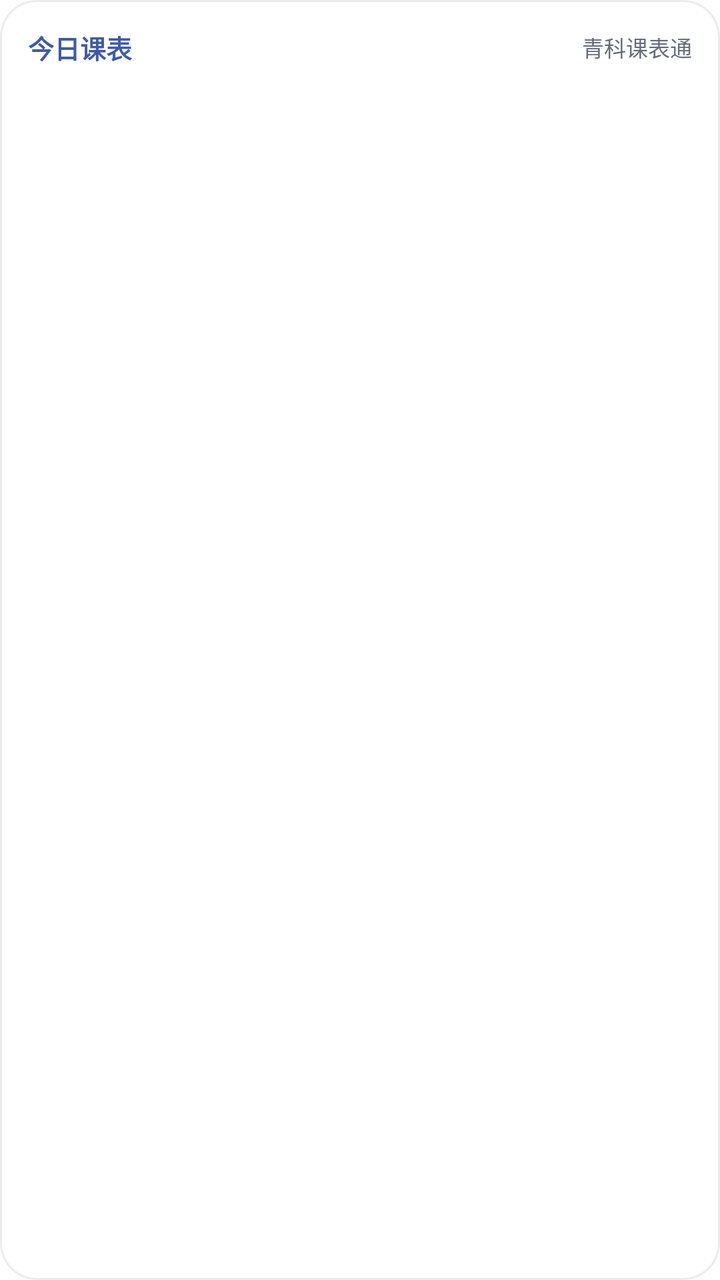
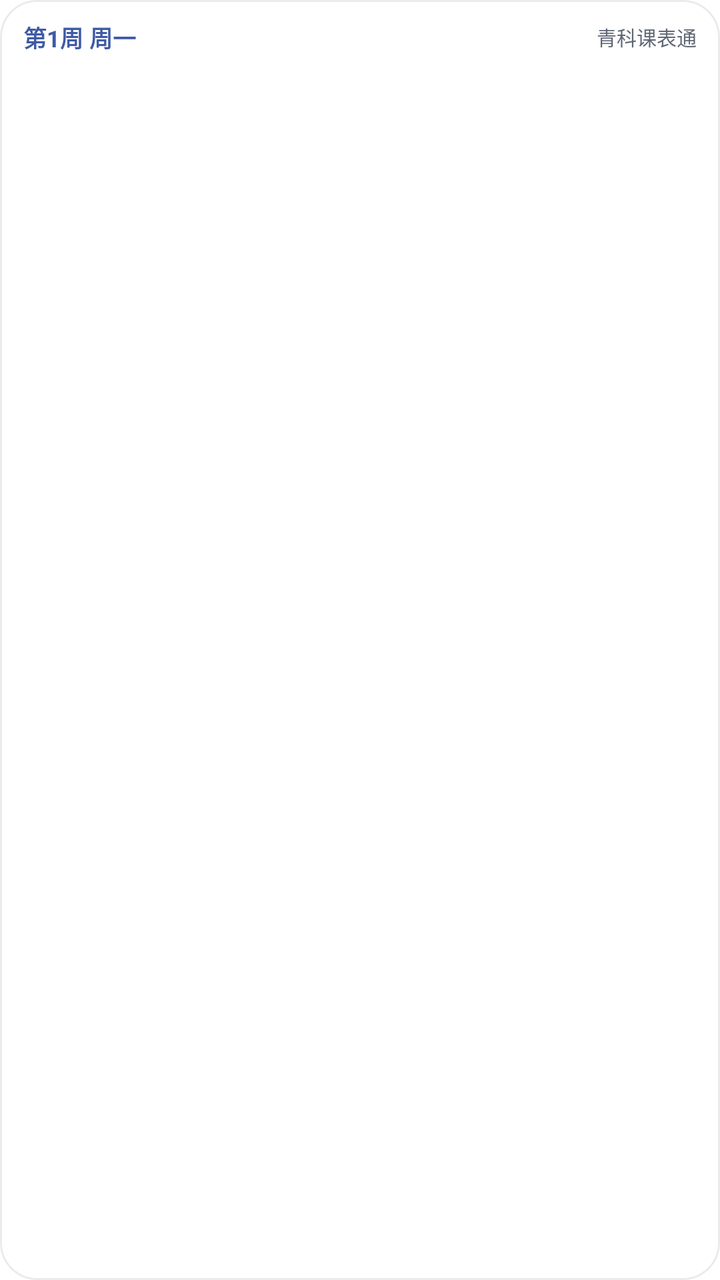

The first picture is an Android layout as it rendered before a commit; the second is the same layout after the commit. The layout source and the unified diff follow.
<!-- AndroidManifest.xml: fallback theme Theme.MaterialComponents.DayNight.NoActionBar -->
<!-- res/layout/widget_today.xml -->
<?xml version="1.0" encoding="utf-8"?>
<FrameLayout xmlns:android="http://schemas.android.com/apk/res/android"
    android:id="@+id/widget_today_root"
    android:layout_width="match_parent"
    android:layout_height="match_parent">

    <ImageView
        android:id="@+id/widget_today_bg"
        android:layout_width="match_parent"
        android:layout_height="match_parent"
        android:contentDescription="@string/widget_today_label"
        android:scaleType="fitXY"
        android:src="@drawable/widget_preview_card" />

    <LinearLayout
        android:id="@+id/widget_today_content"
        android:layout_width="match_parent"
        android:layout_height="match_parent"
        android:orientation="vertical"
        android:padding="14dp">

        <LinearLayout
            android:id="@+id/widget_today_header"
            android:layout_width="match_parent"
            android:layout_height="wrap_content"
            android:gravity="center_vertical"
            android:orientation="horizontal"
            android:paddingBottom="6dp">

            <TextView
                android:id="@+id/widget_today_title"
                android:layout_width="0dp"
                android:layout_height="wrap_content"
                android:layout_weight="1"
                android:ellipsize="end"
                android:maxLines="1"
                android:text="今日课表"
                android:textColor="#FF3F5AA6"
                android:textSize="13sp"
                android:textStyle="bold" />

            <TextView
                android:id="@+id/widget_today_subtitle"
                android:layout_width="wrap_content"
                android:layout_height="wrap_content"
                android:ellipsize="end"
                android:maxLines="1"
                android:text="青科课表通"
                android:textColor="#FF646C7A"
                android:textSize="11sp" />
        </LinearLayout>

        <ListView
            android:id="@+id/widget_today_list"
            android:layout_width="match_parent"
            android:layout_height="0dp"
            android:layout_weight="1"
            android:divider="@null"
            android:dividerHeight="0dp"
            android:scrollbars="none" />

        <LinearLayout
            android:id="@+id/widget_today_empty_box"
            android:layout_width="match_parent"
            android:layout_height="0dp"
            android:layout_weight="1"
            android:gravity="center_vertical"
            android:orientation="vertical"
            android:visibility="gone">

            <TextView
                android:id="@+id/widget_today_empty_badge"
                android:layout_width="wrap_content"
                android:layout_height="wrap_content"
                android:paddingBottom="4dp"
                android:textColor="#FFE65100"
                android:textSize="11sp"
                android:textStyle="bold"
                android:visibility="gone" />

            <TextView
                android:id="@+id/widget_today_empty_title"
                android:layout_width="match_parent"
                android:layout_height="wrap_content"
                android:ellipsize="end"
                android:maxLines="2"
                android:textColor="#FF1A1D24"
                android:textSize="14sp"
                android:textStyle="bold" />

            <TextView
                android:id="@+id/widget_today_empty_meta"
                android:layout_width="match_parent"
                android:layout_height="wrap_content"
                android:paddingTop="3dp"
                android:ellipsize="end"
                android:maxLines="1"
                android:textColor="#FF646C7A"
                android:textSize="11sp"
                android:visibility="gone" />
        </LinearLayout>
    </LinearLayout>
</FrameLayout>
<!-- resources referenced by this layout -->
<resources>
  <!-- drawable widget_preview_card (drawable) -->
  <?xml version="1.0" encoding="utf-8"?>
  <shape xmlns:android="http://schemas.android.com/apk/res/android"
      android:shape="rectangle">
      <solid android:color="#FFFFFFFF" />
      <corners android:radius="18dp" />
      <stroke
          android:width="1dp"
          android:color="#14000000" />
  </shape>
  <string name="widget_today_label">今日课表</string>
</resources>

<!-- the commit's change to res/layout/widget_today.xml (unified diff, before → after) -->
@@ -17,7 +17,10 @@
         android:layout_width="match_parent"
         android:layout_height="match_parent"
         android:orientation="vertical"
-        android:padding="14dp">
+        android:paddingStart="11.5dp"
+        android:paddingTop="10dp"
+        android:paddingEnd="11.5dp"
+        android:paddingBottom="1dp">
 
         <LinearLayout
             android:id="@+id/widget_today_header"
@@ -25,7 +28,23 @@
             android:layout_height="wrap_content"
             android:gravity="center_vertical"
             android:orientation="horizontal"
-            android:paddingBottom="6dp">
+            android:paddingBottom="5dp">
+
+            <TextView
+                android:id="@+id/widget_today_header_badge"
+                android:layout_width="wrap_content"
+                android:layout_height="wrap_content"
+                android:layout_marginEnd="5dp"
+                android:background="@drawable/widget_pill_bg"
+                android:includeFontPadding="false"
+                android:maxLines="1"
+                android:paddingStart="5dp"
+                android:paddingTop="1.5dp"
+                android:paddingEnd="5dp"
+                android:paddingBottom="1.5dp"
+                android:textSize="9dp"
+                android:textStyle="bold"
+                android:visibility="gone" />
 
             <TextView
                 android:id="@+id/widget_today_title"
@@ -33,21 +52,47 @@
                 android:layout_height="wrap_content"
                 android:layout_weight="1"
                 android:ellipsize="end"
+                android:includeFontPadding="false"
                 android:maxLines="1"
-                android:text="今日课表"
+                android:text="第1周 周一"
                 android:textColor="#FF3F5AA6"
-                android:textSize="13sp"
+                android:textSize="11.5dp"
                 android:textStyle="bold" />
 
             <TextView
                 android:id="@+id/widget_today_subtitle"
                 android:layout_width="wrap_content"
                 android:layout_height="wrap_content"
+                android:layout_marginStart="6dp"
                 android:ellipsize="end"
+                android:includeFontPadding="false"
                 android:maxLines="1"
                 android:text="青科课表通"
-                android:textColor="#FF646C7A"
-                android:textSize="11sp" />
+                android:textColor="#FF5F6775"
+                android:textSize="10dp" />
+        </LinearLayout>
+
+        <LinearLayout
+            android:id="@+id/widget_today_compact_cue_box"
+            android:layout_width="match_parent"
+            android:layout_height="wrap_content"
+            android:orientation="horizontal"
+            android:paddingBottom="3dp"
+            android:visibility="gone">
+
+            <TextView
+                android:id="@+id/widget_today_compact_cue"
+                android:layout_width="wrap_content"
+                android:layout_height="wrap_content"
+                android:background="@drawable/widget_pill_bg"
+                android:includeFontPadding="false"
+                android:maxLines="1"
+                android:paddingStart="5dp"
+                android:paddingTop="1dp"
+                android:paddingEnd="5dp"
+                android:paddingBottom="1dp"
+                android:textSize="8.5dp"
+                android:textStyle="bold" />
         </LinearLayout>
 
         <ListView
@@ -64,40 +109,69 @@
             android:layout_width="match_parent"
             android:layout_height="0dp"
             android:layout_weight="1"
+            android:gravity="center"
+            android:orientation="vertical"
+            android:visibility="gone">
+
+            <TextView
+                android:id="@+id/widget_today_empty_text"
+                android:layout_width="match_parent"
+                android:layout_height="wrap_content"
+                android:ellipsize="end"
+                android:gravity="center"
+                android:maxLines="3"
+                android:textColor="#FF5F6775"
+                android:textSize="11.5dp" />
+        </LinearLayout>
+
+        <LinearLayout
+            android:id="@+id/widget_today_exam_box"
+            android:layout_width="match_parent"
+            android:layout_height="0dp"
+            android:layout_weight="1"
             android:gravity="center_vertical"
             android:orientation="vertical"
             android:visibility="gone">
 
-            <TextView
-                android:id="@+id/widget_today_empty_badge"
-                android:layout_width="wrap_content"
-                android:layout_height="wrap_content"
-                android:paddingBottom="4dp"
-                android:textColor="#FFE65100"
-                android:textSize="11sp"
-                android:textStyle="bold"
-                android:visibility="gone" />
-
-            <TextView
-                android:id="@+id/widget_today_empty_title"
+            <LinearLayout
+                android:id="@+id/widget_today_exam_card"
                 android:layout_width="match_parent"
                 android:layout_height="wrap_content"
-                android:ellipsize="end"
-                android:maxLines="2"
-                android:textColor="#FF1A1D24"
-                android:textSize="14sp"
-                android:textStyle="bold" />
+                android:background="@drawable/widget_exam_card_bg"
+                android:orientation="vertical"
+                android:padding="10dp">
 
-            <TextView
-                android:id="@+id/widget_today_empty_meta"
-                android:layout_width="match_parent"
-                android:layout_height="wrap_content"
-                android:paddingTop="3dp"
-                android:ellipsize="end"
-                android:maxLines="1"
-                android:textColor="#FF646C7A"
-                android:textSize="11sp"
-                android:visibility="gone" />
+                <TextView
+                    android:id="@+id/widget_today_exam_badge"
+                    android:layout_width="wrap_content"
+                    android:layout_height="wrap_content"
+                    android:ellipsize="end"
+                    android:maxLines="1"
+                    android:textColor="#FFE65100"
+                    android:textSize="9.5dp"
+                    android:textStyle="bold" />
+
+                <TextView
+                    android:id="@+id/widget_today_exam_title"
+                    android:layout_width="match_parent"
+                    android:layout_height="wrap_content"
+                    android:layout_marginTop="3dp"
+                    android:ellipsize="end"
+                    android:maxLines="2"
+                    android:textColor="#FF1A1D24"
+                    android:textSize="12.5dp"
+                    android:textStyle="bold" />
+
+                <TextView
+                    android:id="@+id/widget_today_exam_meta"
+                    android:layout_width="match_parent"
+                    android:layout_height="wrap_content"
+                    android:layout_marginTop="3dp"
+                    android:ellipsize="end"
+                    android:maxLines="2"
+                    android:textColor="#FF5F6775"
+                    android:textSize="10dp" />
+            </LinearLayout>
         </LinearLayout>
     </LinearLayout>
 </FrameLayout>
<!-- resource entries referenced after the edit -->
@@ -1,5 +1,19 @@
 <!-- resources referenced by this layout -->
 <resources>
+  <!-- drawable widget_exam_card_bg (drawable) -->
+  <?xml version="1.0" encoding="utf-8"?>
+  <shape xmlns:android="http://schemas.android.com/apk/res/android"
+      android:shape="rectangle">
+      <solid android:color="#FFFFFFFF" />
+      <corners android:radius="12dp" />
+  </shape>
+  <!-- drawable widget_pill_bg (drawable) -->
+  <?xml version="1.0" encoding="utf-8"?>
+  <shape xmlns:android="http://schemas.android.com/apk/res/android"
+      android:shape="rectangle">
+      <solid android:color="#FFFFFFFF" />
+      <corners android:radius="6dp" />
+  </shape>
   <!-- drawable widget_preview_card (drawable) -->
   <?xml version="1.0" encoding="utf-8"?>
   <shape xmlns:android="http://schemas.android.com/apk/res/android"
